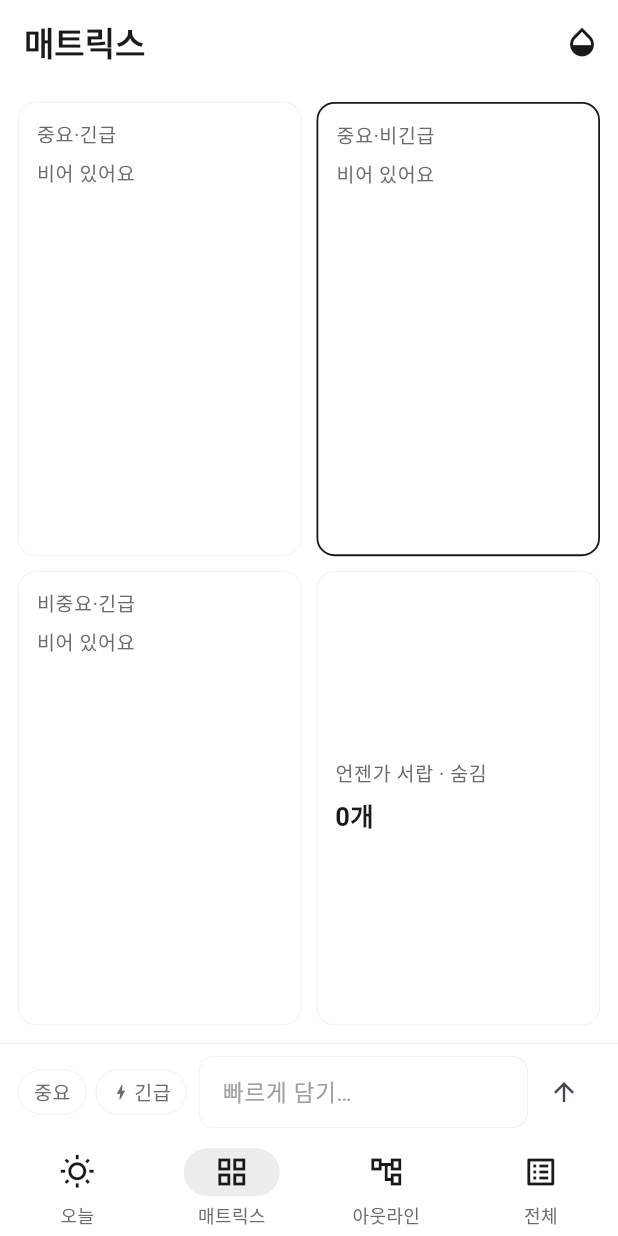
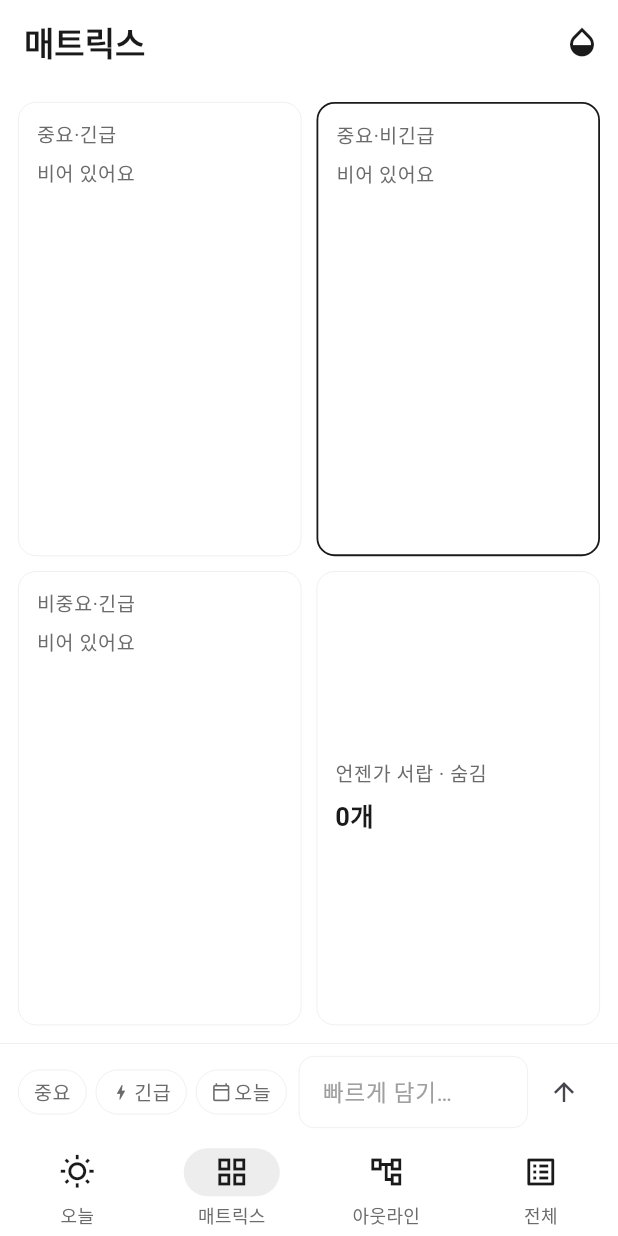
Before and after one commit to miziixx/jigoom, a Flutter app: the screen it shows after launch, item 2 of the bottom bar chosen, after a tap on the "arrow upward" icon, on a phone screen of 412 x 824 dp. Run offline on Flutter 3.47's test engine with Material 3 defaults, Android fonts, the phone set to English and light mode, and no system bars; our stand-ins replace drift, drift_flutter, file_picker, flutter_colorpicker, flutter_local_notifications, flutter_riverpod and 6 more; missing offline and left inert: dart:html, google_mlkit_text_recognition, home_widget, receive_sharing_intent, shelf_router; accounts and stored records are empty; generated files the repository leaves out were written again; Roboto replaces fonts that are missing (Pretendard).

Commit message:
feat(jigeum): 퀵캡처 입력바에 날짜 선택(📅) 추가
적기 전에 날짜를 정할 수 있게 입력바에 날짜 칩 추가.
- 기본 '오늘' → 탭하면 달력, 고르면 'M/d' 표시로 바뀜
- 담고 나면 오늘로 초기화

Co-Authored-By: Claude Opus 4.8 <noreply@anthropic.com>
Claude-Session: https://claude.ai/code/session_0148HwGxjHBMAnrdakVDwWLh

```diff
--- a/jigeum/lib/features/capture/quick_capture_bar.dart
+++ b/jigeum/lib/features/capture/quick_capture_bar.dart
@@ -1,13 +1,14 @@
 import 'package:flutter/material.dart';
 import 'package:flutter_riverpod/flutter_riverpod.dart';
+import 'package:intl/intl.dart';
 
 import '../../core/constants.dart';
 import '../../core/theme.dart';
 import '../../providers.dart';
 
 /// 어느 탭에서든 하단에 상시 노출되는 퀵캡처 입력바.
-/// 엔터 → 인박스(parentId=null, type=memo) 적재.
-/// [중요][긴급] 토글 선택 시 task 로 저장.
+/// 적고 엔터 → 오늘 할 일. 📅 로 날짜를 미리 골라 담을 수도 있음.
+/// [중요][긴급] 토글로 매트릭스 분류.
 class QuickCaptureBar extends ConsumerStatefulWidget {
   const QuickCaptureBar({super.key});
 
@@ -20,6 +21,9 @@ class _QuickCaptureBarState extends ConsumerState<QuickCaptureBar> {
   final _focus = FocusNode();
   bool _important = false;
   bool _urgent = false;
+
+  /// 담을 날짜. 기본 = 오늘.
+  DateTime _date = todayDate();
 
   @override
   void initState() {
@@ -46,21 +50,35 @@ class _QuickCaptureBarState extends ConsumerState<QuickCaptureBar> {
     if (text.isEmpty) return;
     final repo = ref.read(nodeRepoProvider);
 
-    // 분류 강요 없음: 적으면 곧장 오늘 할 일로. 날짜/중요는 나중에 타일에서.
+    // 분류 강요 없음: 기본은 오늘, 📅 로 골랐으면 그 날짜로.
     await repo.create(
       type: NodeType.task,
       title: text,
       important: _important,
       urgent: _urgent,
-      date: todayDate(),
+      date: _date,
     );
 
     _controller.clear();
     setState(() {
       _important = false;
       _urgent = false;
+      _date = todayDate(); // 담고 나면 오늘로 초기화
     });
     _focus.requestFocus();
+  }
+
+  Future<void> _pickDate() async {
+    final picked = await showDatePicker(
+      context: context,
+      initialDate: _date,
+      firstDate: todayDate(),
+      lastDate: todayDate().add(const Duration(days: 730)),
+      helpText: '이 할 일을 언제로 담을까요?',
+      cancelText: '취소',
+      confirmText: '선택',
+    );
+    if (picked != null) setState(() => _date = dateOnly(picked));
   }
 
   @override
@@ -94,6 +112,16 @@ class _QuickCaptureBarState extends ConsumerState<QuickCaptureBar> {
               icon: Icons.bolt,
               selected: _urgent,
               onTap: () => setState(() => _urgent = !_urgent),
+            ),
+            const SizedBox(width: 6),
+            // 📅 담을 날짜: 기본 오늘, 고르면 "7/25" 처럼 표시.
+            _Chip(
+              label: _date == todayDate()
+                  ? '오늘'
+                  : DateFormat('M/d').format(_date),
+              icon: Icons.calendar_today_outlined,
+              selected: _date != todayDate(),
+              onTap: _pickDate,
             ),
             const SizedBox(width: 8),
             Expanded(
```
